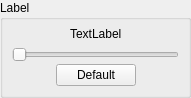
This is src/terralib/qt/widgets/utils/ui/HorizontalSliderWidgetForm.ui in claudiobogossian/terralib5 as Qt 5 draws it before an edit. The edited form follows.
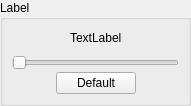
This is the edited form.

The edit to the form file:
```diff
--- a/src/terralib/qt/widgets/utils/ui/HorizontalSliderWidgetForm.ui
+++ b/src/terralib/qt/widgets/utils/ui/HorizontalSliderWidgetForm.ui
@@ -7,7 +7,7 @@
     <x>0</x>
     <y>0</y>
     <width>191</width>
-    <height>98</height>
+    <height>106</height>
    </rect>
   </property>
   <property name="windowTitle">
@@ -22,6 +22,9 @@
      <property name="title">
       <string>Label</string>
      </property>
+     <property name="flat">
+      <bool>true</bool>
+     </property>
      <layout class="QGridLayout" name="gridLayout_4">
       <property name="leftMargin">
        <number>9</number>
```
